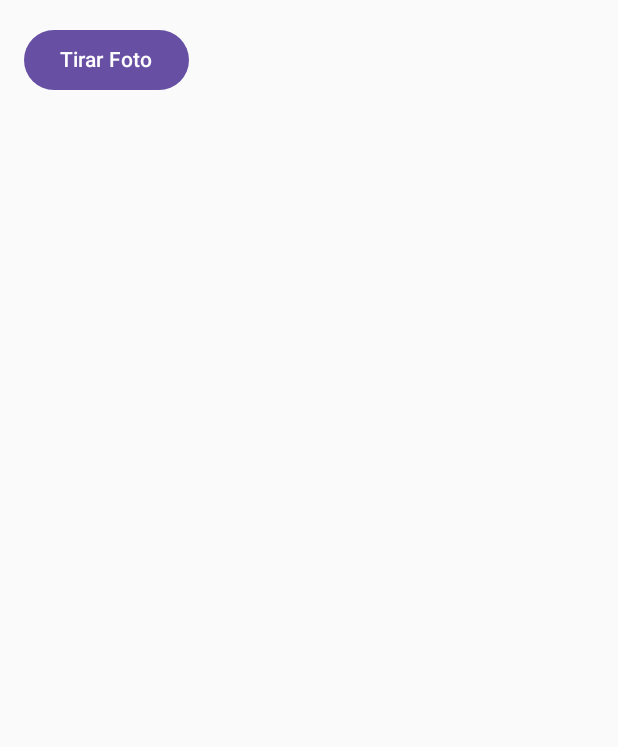
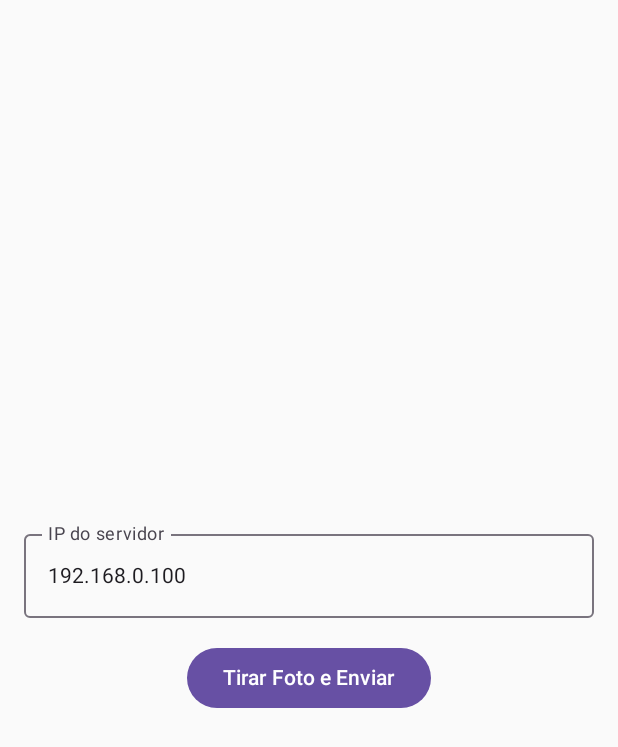
Before and after one commit to EmillySatiro/Foto-android, an Android app built with Jetpack Compose: the screen it shows after launch (MainActivity), on a phone screen of 412 x 824 dp. Shown: the top 747 px of the screen. Run offline under Robolectric (Android 15) with nearby library versions, the phone set to English and light mode, and no system bars.

Commit message:
Centralizando os itens Adição do campo do ip

```diff
--- a/app/src/main/java/com/example/foto_android/MainActivity.kt
+++ b/app/src/main/java/com/example/foto_android/MainActivity.kt
@@ -20,6 +20,7 @@ import android.content.Intent
 import android.app.Activity
 import android.provider.MediaStore
 import androidx.activity.compose.rememberLauncherForActivityResult
+import androidx.compose.ui.Alignment
 
 class MainActivity : ComponentActivity() {
 
@@ -49,6 +50,7 @@ class MainActivity : ComponentActivity() {
 @Composable
 fun CameraApp() {
     var imageBitmap by remember { mutableStateOf<Bitmap?>(null) }
+    var ipAddress by remember { mutableStateOf("192.168.0.100") }
 
     val launcher = rememberLauncherForActivityResult(
         contract = ActivityResultContracts.StartActivityForResult()
@@ -63,15 +65,10 @@ fun CameraApp() {
         modifier = Modifier
             .fillMaxSize()
             .padding(16.dp),
-        verticalArrangement = Arrangement.spacedBy(16.dp)
+        // Alinhamento no centro (vertical e horizontal)
+        verticalArrangement = Arrangement.Center,
+        horizontalAlignment = Alignment.CenterHorizontally
     ) {
-        Button(onClick = {
-            val intent = Intent(MediaStore.ACTION_IMAGE_CAPTURE)
-            launcher.launch(intent)
-        }) {
-            Text("Tirar Foto")
-        }
-
         imageBitmap?.let { img ->
             Image(
                 bitmap = img.asImageBitmap(),
@@ -80,6 +77,26 @@ fun CameraApp() {
                     .fillMaxWidth()
                     .height(400.dp)
             )
+            // Espaço entre imagem e campo
+            Spacer(modifier = Modifier.height(16.dp))
         }
+
+        OutlinedTextField(
+            value = ipAddress,
+            onValueChange = { ipAddress = it },
+            label = { Text("IP do servidor") },
+            modifier = Modifier.fillMaxWidth()
+        )
+
+        // Espaço entre campo e botão
+        Spacer(modifier = Modifier.height(16.dp))
+
+        Button(onClick = {
+            val intent = Intent(MediaStore.ACTION_IMAGE_CAPTURE)
+            launcher.launch(intent)
+        }) {
+            Text("Tirar Foto e Enviar")
+        }
+
     }
 }
```
